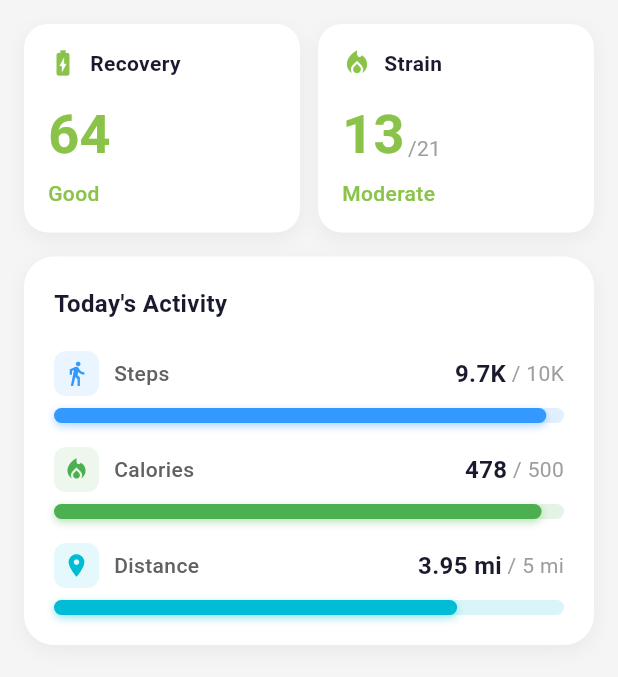
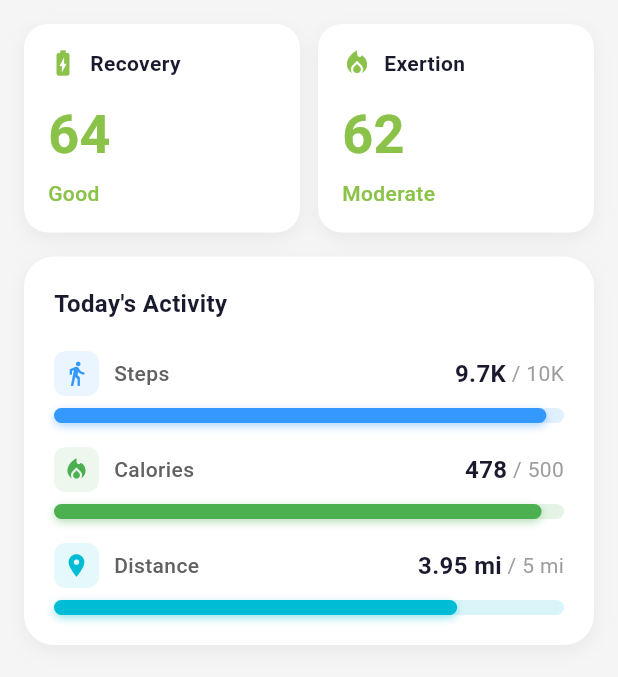
Before and after one commit to bbakenhus7/rivl, a Flutter app: the HomeScreen screen opened directly, on a phone screen of 412 x 824 dp, the part 180-857 px from its top. Run offline on Flutter 3.47's test engine with Material 3 defaults, Android fonts, the phone set to English and light mode, and no system bars; our stand-ins replace cloud_firestore, cloud_functions, firebase_auth, firebase_core, firebase_messaging; missing offline and left inert: flutter_stripe; accounts and stored records are empty.

Commit message:
Rename Strain to Exertion and scale to 100
https://claude.ai/code/session_01LDtpU4w8xq6cZbZo2eLELE

```diff
--- a/lib/models/health_metrics.dart
+++ b/lib/models/health_metrics.dart
@@ -80,11 +80,11 @@ class HealthMetrics {
     return 'Low';
   }
 
-  // Strain score (simplified - based on steps and calories)
+  // Exertion score out of 100 (based on steps and calories)
   int get strainScore {
-    final stepsStrain = (steps / 15000 * 10).clamp(0, 10);
-    final caloriesStrain = (activeCalories / 800 * 10).clamp(0, 10);
-    return ((stepsStrain + caloriesStrain) / 2 * 2.1).round().clamp(0, 21);
+    final stepsExertion = (steps / 15000 * 100).clamp(0, 100);
+    final caloriesExertion = (activeCalories / 800 * 100).clamp(0, 100);
+    return ((stepsExertion + caloriesExertion) / 2).round().clamp(0, 100);
   }
 
   // Demo data factory
--- a/lib/screens/home/home_screen.dart
+++ b/lib/screens/home/home_screen.dart
@@ -245,12 +245,12 @@ class _RecoveryStrainRow extends StatelessWidget {
             const SizedBox(width: 12),
             Expanded(
               child: _ScoreCard(
-                title: 'Strain',
+                title: 'Exertion',
                 score: health.strainScore,
                 status: _getStrainStatus(health.strainScore),
                 color: _getStrainColor(health.strainScore),
                 icon: Icons.local_fire_department,
-                maxScore: 21,
+                maxScore: 100,
               ),
             ),
           ],
@@ -267,16 +267,16 @@ class _RecoveryStrainRow extends StatelessWidget {
   }
 
   Color _getStrainColor(int score) {
-    if (score >= 18) return RivlColors.error;
-    if (score >= 14) return Colors.orange;
-    if (score >= 10) return Colors.lightGreen;
+    if (score >= 85) return RivlColors.error;
+    if (score >= 65) return Colors.orange;
+    if (score >= 40) return Colors.lightGreen;
     return RivlColors.info;
   }
 
   String _getStrainStatus(int score) {
-    if (score >= 18) return 'Overreaching';
-    if (score >= 14) return 'High';
-    if (score >= 10) return 'Moderate';
+    if (score >= 85) return 'Overreaching';
+    if (score >= 65) return 'High';
+    if (score >= 40) return 'Moderate';
     return 'Light';
   }
 }
```
